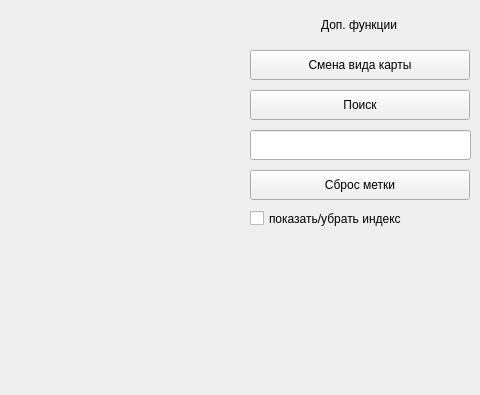
Above: MainWidget.ui from DrPepper1337/MapsApi_Project before the change; both pictures show x 320 to 800 and y 0 to 395 of the 800 by 600 pixel window. Below: the same form after it.
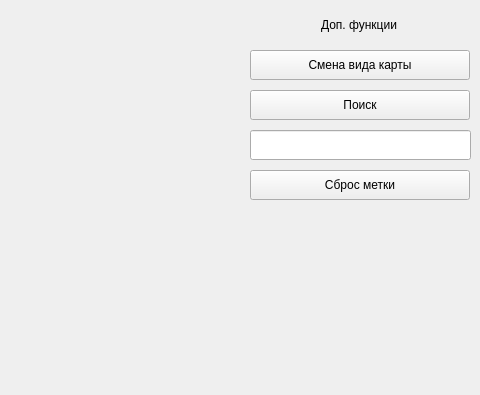
That is the form after the change.

The edit to the form file:
```diff
--- a/MainWidget.ui
+++ b/MainWidget.ui
@@ -107,17 +107,23 @@
      <string>Сброс метки</string>
     </property>
    </widget>
-   <widget class="QCheckBox" name="index_checkBox">
+   <widget class="QLabel" name="address_label">
     <property name="geometry">
      <rect>
       <x>570</x>
       <y>210</y>
-      <width>171</width>
-      <height>17</height>
+      <width>220</width>
+      <height>50</height>
      </rect>
     </property>
     <property name="text">
-     <string>показать/убрать индекс</string>
+     <string/>
+    </property>
+    <property name="textFormat">
+     <enum>Qt::AutoText</enum>
+    </property>
+    <property name="wordWrap">
+     <bool>true</bool>
     </property>
    </widget>
   </widget>
```
Left out of the diff: 2 changed lines with no effect on the pictures.
